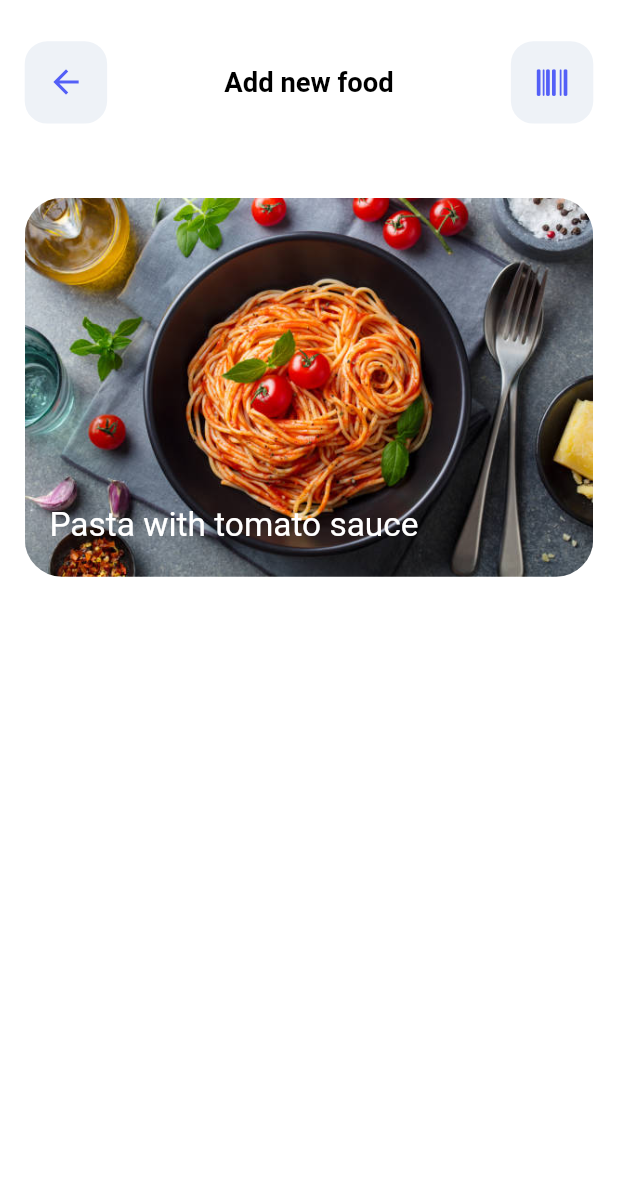
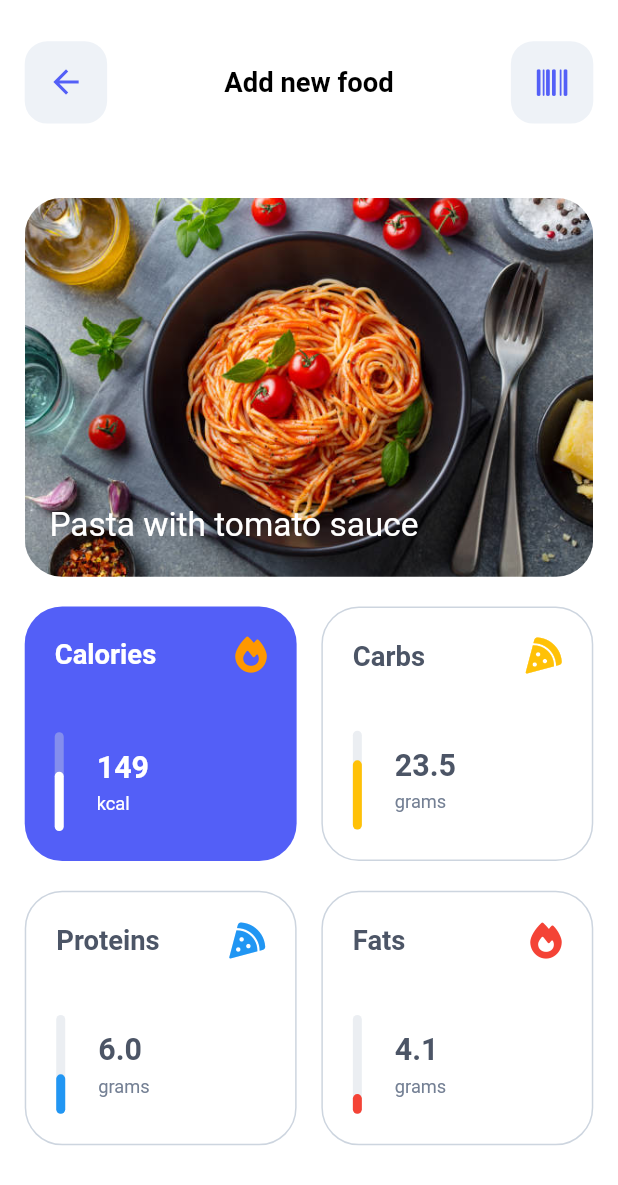
Before and after one commit to mahdinazmi/Flutter-Nutrition-UI, a Flutter app: the AddFoodBody screen opened directly, on a phone screen of 412 x 824 dp. Shown: the top 1185 px of the screen. Run offline on Flutter 3.47's test engine with Material 2 defaults, Android fonts, the phone set to English and light mode, and no system bars; drawn by our look-alikes of percent_indicator; our stand-ins replace dot_navigation_bar, flutter_screenutil, flutter_svg, font_awesome_flutter.

Commit message:
Add Calorie Statistics

```diff
--- a/lib/screen/add-food/add-food-body.dart
+++ b/lib/screen/add-food/add-food-body.dart
@@ -1,6 +1,7 @@
 import 'package:flutter/material.dart';
 import 'package:flutter_screenutil/flutter_screenutil.dart';
 import 'widget/appbar.dart';
+import 'widget/calorie-statistics.dart';
 import 'widget/food-image.dart';
 
 class AddFoodBody extends StatelessWidget {
@@ -19,7 +20,8 @@ class AddFoodBody extends StatelessWidget {
           physics: BouncingScrollPhysics(),
           children: const [
            AddFoodScreenAppBar(),
-           FoodImage()
+           FoodImage(),
+           CalorieStatistics()
           ],
         ),
       ),
--- /dev/null
+++ b/lib/screen/add-food/widget/calorie-statistics.dart
@@ -0,0 +1,153 @@
+import 'package:flutter/material.dart';
+import 'package:flutter_screenutil/flutter_screenutil.dart';
+import 'package:font_awesome_flutter/font_awesome_flutter.dart';
+import 'package:nutrition/config/config.dart';
+import 'package:nutrition/widget/widget.dart';
+import 'package:percent_indicator/linear_percent_indicator.dart';
+
+class CalorieStatistics extends StatelessWidget {
+  const CalorieStatistics({
+    Key ? key
+  }): super(key: key);
+
+  @override
+  Widget build(BuildContext context) {
+    return Column(
+      children: [
+        AspectRatio(
+          aspectRatio: 2,
+          child: Container(
+            margin: EdgeInsets.only(top: 18. w),
+            child: Row(
+              mainAxisAlignment: MainAxisAlignment.spaceBetween,
+              children: [
+                _calorieStatistics(),
+                SizedBox(width: 15. w, ),
+                statisticsTile(
+                  title: 'Carbs',
+                  icon: FaIcon(
+                    FontAwesomeIcons.pizzaSlice,
+                    color: Colors.amber,
+                  ),
+                  progressColor: Colors.amber,
+                  unitName: 'grams',
+                  value: 23.50,
+                  progressPercent: 0.7
+                ),
+              ],
+            ),
+          ),
+        ),
+        AspectRatio(
+          aspectRatio: 2,
+          child: Container(
+            margin: EdgeInsets.only(top: 18. w),
+            child: Row(
+              mainAxisAlignment: MainAxisAlignment.spaceBetween,
+              children: [
+                statisticsTile(
+                  title: 'Proteins',
+                  icon: FaIcon(
+                    FontAwesomeIcons.pizzaSlice,
+                    color: Colors.blue,
+                  ),
+                  progressColor: Colors.blue,
+                  unitName: 'grams',
+                  value: 6.0,
+                  progressPercent: 0.4
+                ),
+                SizedBox(width: 15. w, ),
+                statisticsTile(
+                  title: 'Fats',
+                  icon: FaIcon(
+                    FontAwesomeIcons.fire,
+                    color: Colors.red,
+                  ),
+                  progressColor: Colors.red,
+                  unitName: 'grams',
+                  value: 4.1,
+                  progressPercent: 0.2
+                ),
+              ],
+            ),
+          ),
+        ),
+      ],
+    );
+  }
+
+  Widget _calorieStatistics() {
+    return Expanded(
+      child: Container(
+        padding: EdgeInsets.all(20),
+        decoration: BoxDecoration(
+          color: AppColors.colorPrimary,
+          borderRadius: BorderRadius.circular(25)
+        ),
+        child: Column(
+          mainAxisAlignment: MainAxisAlignment.spaceBetween,
+          crossAxisAlignment: CrossAxisAlignment.start,
+          children: [
+            Row(
+              mainAxisAlignment: MainAxisAlignment.spaceBetween,
+              children: [
+                Text(
+                  'Calories',
+                  style: TextStyle(
+                    color: Colors.white,
+                    fontWeight: FontWeight.bold,
+                    fontSize: 18. sp
+                  ),
+                ),
+                FaIcon(
+                  FontAwesomeIcons.fire,
+                  color: Colors.orange,
+                ),
+              ],
+            ),
+            Row(
+              children: [
+                RotatedBox(
+                  quarterTurns: -1,
+                  child: LinearPercentIndicator(
+                    width: 60. w,
+                    animation: true,
+                    lineHeight: 6,
+                    animationDuration: 2500,
+                    percent: 0.6,
+                    barRadius: Radius.circular(3),
+                    progressColor: Colors.white,
+                    padding: EdgeInsets.zero,
+                    backgroundColor: AppColors.colorTint400.withOpacity(0.4),
+                  ),
+                ),
+                SizedBox(width: 20. w),
+                Column(
+                  crossAxisAlignment: CrossAxisAlignment.start,
+                  children: [
+                    Text(
+                      '149',
+                      style: TextStyle(
+                        color: Colors.white,
+                        fontSize: 20. sp,
+                        fontWeight: FontWeight.bold
+                      ),
+                    ),
+                    SizedBox(height: 5. w),
+                    Text(
+                      'kcal',
+                      style: TextStyle(
+                        color: Colors.white,
+                        fontSize: 12. sp,
+                      ),
+                    ),
+                  ],
+                )
+              ],
+            ),
+          ],
+        ),
+      ),
+    );
+  }
+}
--- a/lib/widget/statistics-tile.dart
+++ b/lib/widget/statistics-tile.dart
@@ -4,7 +4,7 @@
   import 'package:flutter_screenutil/flutter_screenutil.dart';
   import 'package:percent_indicator/linear_percent_indicator.dart';
 
-  Widget statisticsTile({ Color ? progressColor, String ? title, FaIcon ? icon, double ? value, double ? progressPercent, }) {
+  Widget statisticsTile({ Color ? progressColor, String ? title, FaIcon ? icon, double ? value, double ? progressPercent, String ? unitName }) {
     return Expanded(
       child: Container(
         padding: EdgeInsets.all(20),
@@ -49,6 +49,7 @@
                 ),
                 SizedBox(width: 20. w),
                 Column(
+                  crossAxisAlignment: CrossAxisAlignment.start,
                   children: [
                     Text(
                       value.toString(),
@@ -60,7 +61,7 @@
                     ),
                     SizedBox(height: 5. w),
                     Text(
-                      'kcal',
+                      unitName ?? 'kcal',
                       style: TextStyle(
                         color: AppColors.colorTint600,
                         fontSize: 12. sp,
```
